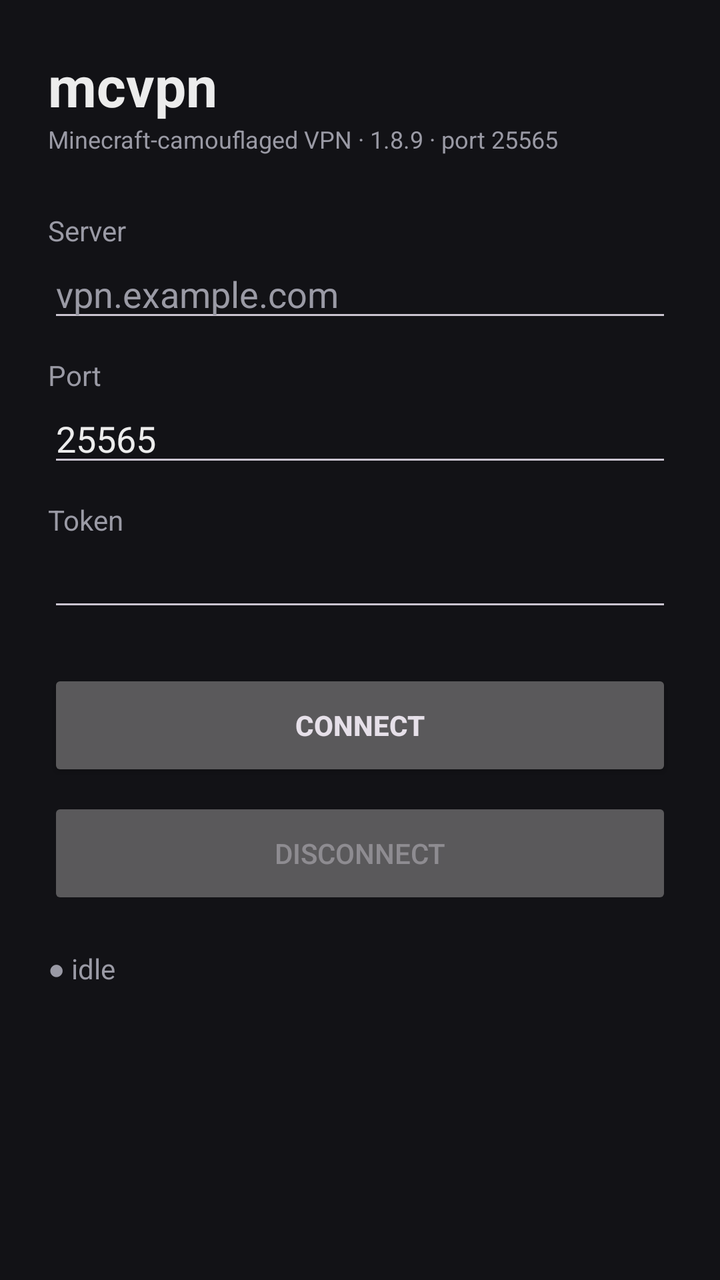
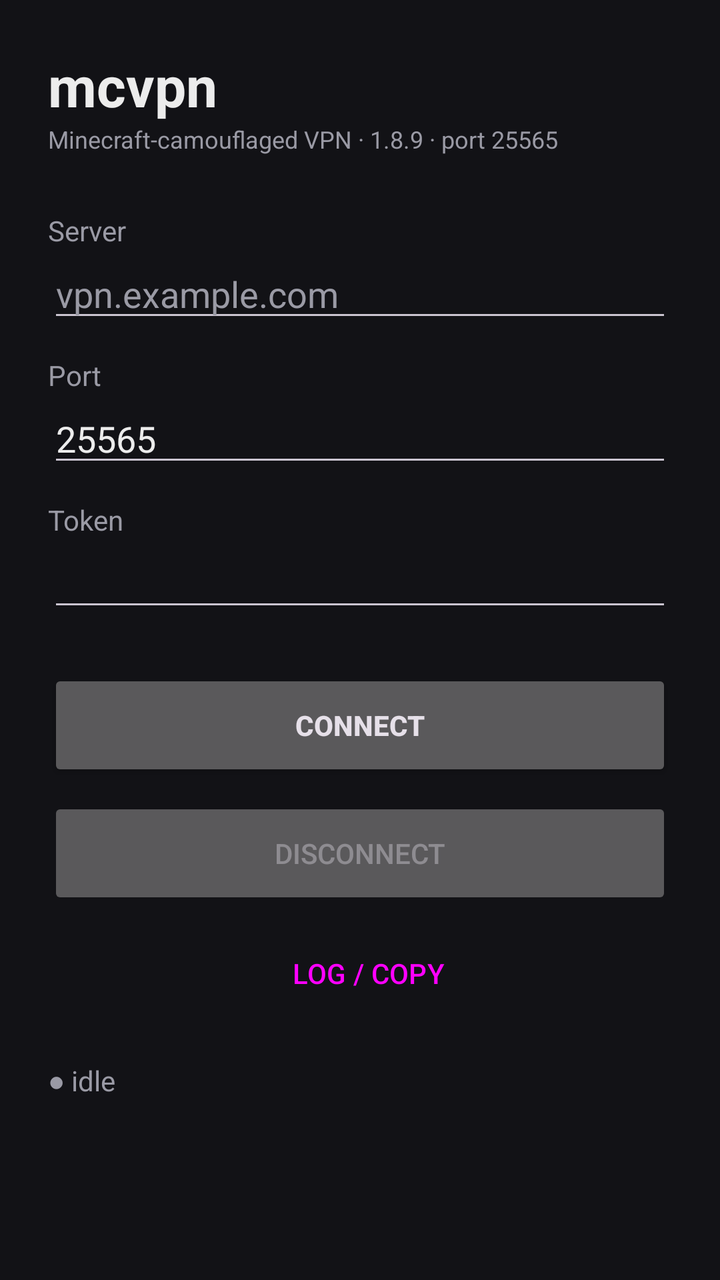

Screens rendered from an Android XML layout before and after an edit, with the pre-edit source and the edit as a unified diff.
<!-- AndroidManifest.xml: application theme Theme.Mcvpn -->
<!-- res/layout/activity_main.xml -->
<?xml version="1.0" encoding="utf-8"?>
<ScrollView xmlns:android="http://schemas.android.com/apk/res/android"
    android:layout_width="match_parent"
    android:layout_height="match_parent"
    android:background="@color/bg"
    android:fillViewport="true">

    <LinearLayout
        android:layout_width="match_parent"
        android:layout_height="wrap_content"
        android:orientation="vertical"
        android:padding="24dp">

        <TextView
            android:layout_width="wrap_content"
            android:layout_height="wrap_content"
            android:text="@string/app_name"
            android:textColor="@color/text"
            android:textSize="28sp"
            android:textStyle="bold" />

        <TextView
            android:layout_width="wrap_content"
            android:layout_height="wrap_content"
            android:text="Minecraft-camouflaged VPN · 1.8.9 · port 25565"
            android:textColor="@color/muted"
            android:textSize="12sp" />

        <Space
            android:layout_width="match_parent"
            android:layout_height="28dp" />

        <TextView
            android:layout_width="wrap_content"
            android:layout_height="wrap_content"
            android:text="Server"
            android:textColor="@color/muted" />

        <EditText
            android:id="@+id/serverEdit"
            android:layout_width="match_parent"
            android:layout_height="wrap_content"
            android:hint="vpn.example.com"
            android:inputType="textUri"
            android:textColor="@color/text"
            android:textColorHint="@color/muted" />

        <TextView
            android:layout_width="wrap_content"
            android:layout_height="wrap_content"
            android:layout_marginTop="12dp"
            android:text="Port"
            android:textColor="@color/muted" />

        <EditText
            android:id="@+id/portEdit"
            android:layout_width="match_parent"
            android:layout_height="wrap_content"
            android:inputType="number"
            android:text="25565"
            android:textColor="@color/text" />

        <TextView
            android:layout_width="wrap_content"
            android:layout_height="wrap_content"
            android:layout_marginTop="12dp"
            android:text="Token"
            android:textColor="@color/muted" />

        <EditText
            android:id="@+id/tokenEdit"
            android:layout_width="match_parent"
            android:layout_height="wrap_content"
            android:inputType="textPassword"
            android:textColor="@color/text" />

        <Space
            android:layout_width="match_parent"
            android:layout_height="24dp" />

        <Button
            android:id="@+id/connectBtn"
            android:layout_width="match_parent"
            android:layout_height="56dp"
            android:text="CONNECT"
            android:textStyle="bold" />

        <Button
            android:id="@+id/disconnectBtn"
            android:layout_width="match_parent"
            android:layout_height="56dp"
            android:layout_marginTop="8dp"
            android:enabled="false"
            android:text="DISCONNECT" />

        <Space
            android:layout_width="match_parent"
            android:layout_height="20dp" />

        <TextView
            android:id="@+id/statusText"
            android:layout_width="match_parent"
            android:layout_height="wrap_content"
            android:text="● idle"
            android:textColor="@color/muted" />

        <TextView
            android:id="@+id/statsText"
            android:layout_width="match_parent"
            android:layout_height="wrap_content"
            android:layout_marginTop="8dp"
            android:fontFamily="monospace"
            android:textColor="@color/text"
            android:textSize="12sp" />
    </LinearLayout>
</ScrollView>
<!-- resources referenced by this layout -->
<resources>
  <color name="bg">#121216</color>
  <color name="muted">#9A9AA5</color>
  <color name="text">#ECECEC</color>
  <string name="app_name">mcvpn</string>
  <style name="Theme.Mcvpn" parent="Theme.Material3.Dark.NoActionBar">
          <item name="colorPrimary">@color/accent</item>
          <item name="android:windowBackground">@color/bg</item>
          <item name="android:statusBarColor">@color/bg</item>
          <item name="android:navigationBarColor">@color/bg</item>
      </style>
  <color name="accent">#4FC3F7</color>
</resources>

<!-- the commit's change to res/layout/activity_main.xml (unified diff, before → after) -->
@@ -93,6 +93,14 @@
             android:enabled="false"
             android:text="DISCONNECT" />
 
+        <Button
+            android:id="@+id/logBtn"
+            style="?android:attr/buttonBarButtonStyle"
+            android:layout_width="match_parent"
+            android:layout_height="48dp"
+            android:layout_marginTop="8dp"
+            android:text="LOG / COPY" />
+
         <Space
             android:layout_width="match_parent"
             android:layout_height="20dp" />
@@ -101,6 +109,7 @@
             android:id="@+id/statusText"
             android:layout_width="match_parent"
             android:layout_height="wrap_content"
+            android:textIsSelectable="true"
             android:text="● idle"
             android:textColor="@color/muted" />
 
